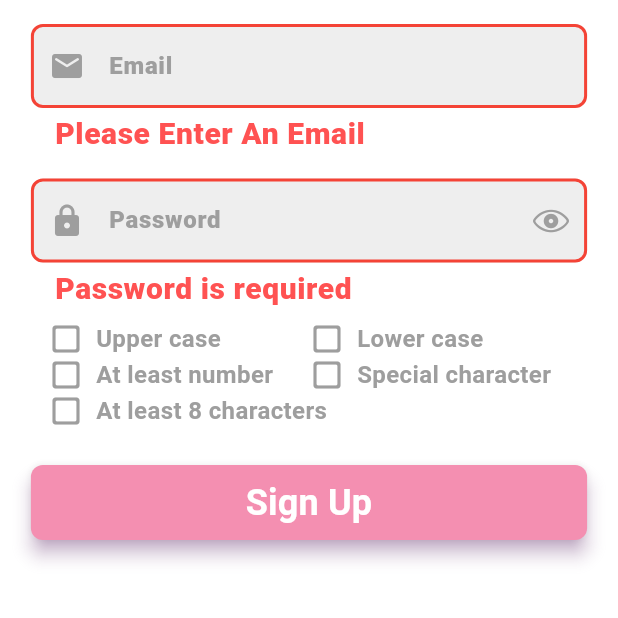
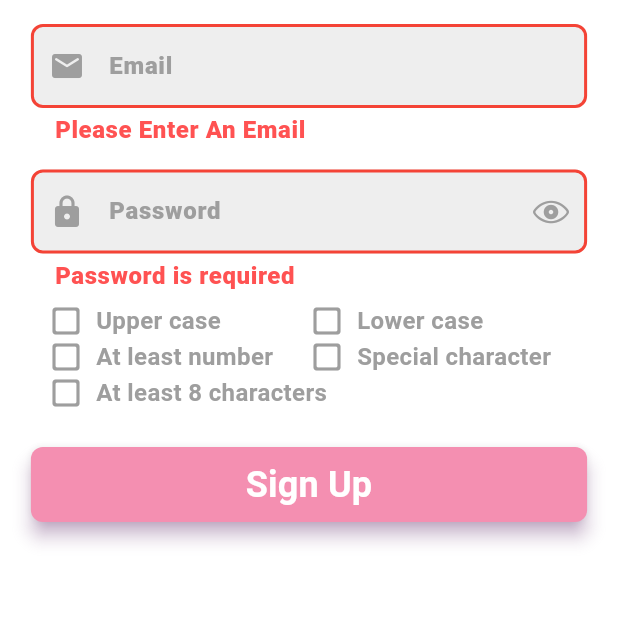
Before and after one commit to BaselHegazi226/auth_app, a Flutter app: the SignUpView screen opened by its route, after a tap on "Sign Up", on a phone screen of 412 x 824 dp, the top half of it. Run offline on Flutter 3.47's test engine with Material 3 defaults, Android fonts, the light colour scheme and no system bars; our stand-ins replace awesome_dialog, bloc, cached_network_image, dartz, firebase_auth, firebase_core and 7 more; missing offline and left inert: flutter_facebook_auth; accounts and stored records are empty; network calls fail; Roboto replaces fonts that are missing (Cairo, cairo, ubuntuCondensed).

Commit message:
change the size of the error message

```diff
--- a/lib/core/utilities/custom_text_form_field.dart
+++ b/lib/core/utilities/custom_text_form_field.dart
@@ -96,7 +96,7 @@ class CustomTextFormField extends StatelessWidget {
           ),
           errorStyle: const TextStyle(
             fontWeight: FontWeight.w900,
-            fontSize: 20,
+            fontSize: 16,
             fontFamily: 'ubuntuCondensed',
           ),
           errorText: errorMess,
```
